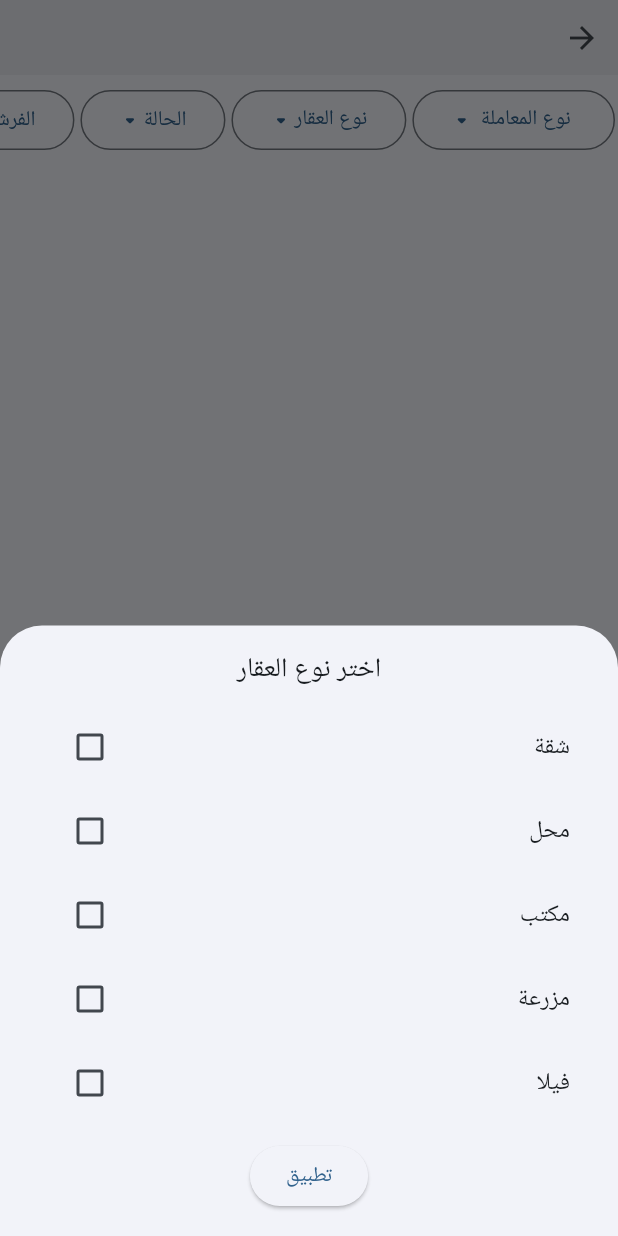
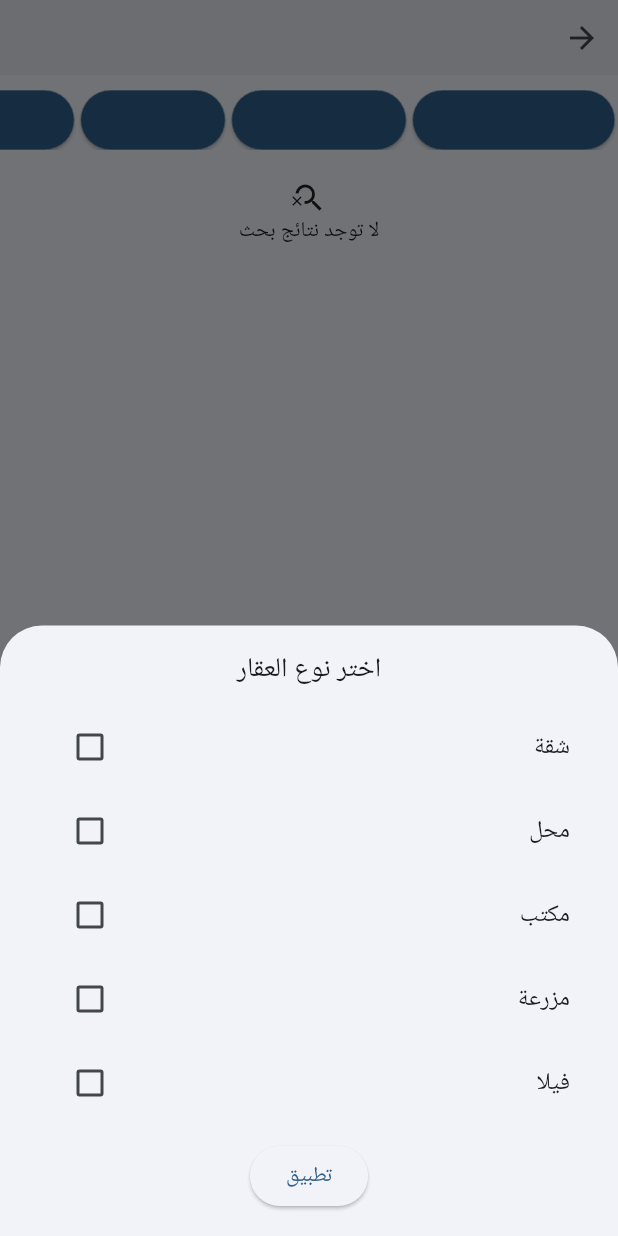
Before and after one commit to Alkhalel-Mosque/aqaraty, a Flutter app: the SearchScreen screen opened directly with empty values, after a tap on "نوع العقار", on a phone screen of 412 x 824 dp. Run offline on Flutter 3.47's test engine with Material 3 defaults, Android fonts, the phone set to English and light mode, and no system bars; our stand-ins replace equatable, flutter_riverpod, fluttertoast, parse_server_sdk_flutter; accounts and stored records are empty; network calls fail.

Commit message:
test_filter

```diff
--- a/lib/components/filter_button.dart
+++ b/lib/components/filter_button.dart
@@ -19,9 +19,16 @@ class FilterButtonTile<T> extends StatelessWidget {
 
   @override
   Widget build(BuildContext context) {
+    final theme = Theme.of(context);
+    final isSelected = selectedValues.isNotEmpty;
     return Padding(
       padding: const EdgeInsets.symmetric(horizontal: 2),
-      child: OutlinedButton(
+      child: ElevatedButton(
+        style: ElevatedButton.styleFrom(
+            side: const BorderSide(color: Colors.white, width: 0.3),
+            backgroundColor: isSelected
+                ? const Color.fromARGB(47, 68, 137, 255)
+                : theme.primaryColor),
         onPressed: () {
           showModalBottomSheet(
             context: context,
@@ -73,7 +80,7 @@ class FilterButtonTile<T> extends StatelessWidget {
           children: [
             2.getWidthSizedBox,
             Text(title),
-            Icon(Icons.arrow_drop_down_rounded),
+            const Icon(Icons.arrow_drop_down_rounded),
           ],
         ),
       ),
--- a/lib/components/int_filter_button.dart
+++ b/lib/components/int_filter_button.dart
@@ -1,4 +1,5 @@
 // components/int_range_filter_button.dart
+import 'package:aqaraty/extensions/extension.dart';
 import 'package:flutter/material.dart';
 
 class IntRangeFilterButton extends StatelessWidget {
@@ -17,8 +18,19 @@ class IntRangeFilterButton extends StatelessWidget {
 
   @override
   Widget build(BuildContext context) {
-    return OutlinedButton(
-      child: Text(title),
+    final theme = Theme.of(context);
+    final bool isSelected = initialMin != null || initialMax != null;
+    return ElevatedButton(
+      style: ElevatedButton.styleFrom(
+          side: const BorderSide(color: Colors.white, width: 0.3),
+          backgroundColor: isSelected
+              ? const Color.fromARGB(47, 68, 137, 255)
+              : theme.primaryColor),
+      child: Row(children: [
+        2.getWidthSizedBox,
+        Text(title),
+        const Icon(Icons.arrow_drop_down_rounded),
+      ]),
       onPressed: () {
         final minController = TextEditingController(
             text: initialMin != null ? initialMin.toString() : '');
--- a/lib/components/search_bar.dart
+++ b/lib/components/search_bar.dart
@@ -1,4 +1,5 @@
 import 'package:aqaraty/components/filter_button.dart';
+import 'package:aqaraty/models/real_estate.dart';
 import 'package:aqaraty/pages/search_page.dart';
 import 'package:aqaraty/router/router.dart';
 import 'package:flutter/material.dart';
@@ -13,6 +14,7 @@ class CustomSearchBar<T> extends StatelessWidget {
     this.leading,
     this.trailing,
     this.resultBuilder,
+    required this.allEstates,
   });
   final List<T> Function(dynamic)? onSearch;
   final String hint;
@@ -21,6 +23,7 @@ class CustomSearchBar<T> extends StatelessWidget {
   final Widget? leading;
   final Widget? trailing;
   final Widget Function(BuildContext, int, T)? resultBuilder;
+  final List<T> allEstates;
 
   @override
   Widget build(BuildContext context) {
@@ -34,6 +37,7 @@ class CustomSearchBar<T> extends StatelessWidget {
         onTap: () {
           context.myPush(
             SearchScreen<T>(
+              allEstates: allEstates,
               onSearch: onSearch,
               hint: hint,
               resultBuilder: resultBuilder,
--- a/lib/pages/search_page.dart
+++ b/lib/pages/search_page.dart
@@ -1,31 +1,53 @@
-import 'package:aqaraty/components/filter_button.dart';
 import 'package:aqaraty/components/my_list_filter.dart';
-import 'package:aqaraty/enums/enums.dart';
+import 'package:aqaraty/models/real_estate.dart';
 import 'package:flutter/material.dart';
+import 'package:flutter_riverpod/flutter_riverpod.dart';
 
-class SearchScreen<T> extends StatefulWidget {
+class SearchScreen<T> extends ConsumerStatefulWidget {
   const SearchScreen({
     super.key,
     this.onSearch,
     required this.hint,
     this.resultBuilder,
+    required this.allEstates,
   });
+
   final String hint;
   final List<T> Function(dynamic)? onSearch;
   final Widget Function(BuildContext, int, T)? resultBuilder;
+  final List<T> allEstates;
+
   @override
-  State<SearchScreen<T>> createState() => _SearchScreenState<T>();
+  ConsumerState<SearchScreen<T>> createState() => _SearchScreenState<T>();
 }
 
-class _SearchScreenState<T> extends State<SearchScreen<T>> {
+class _SearchScreenState<T> extends ConsumerState<SearchScreen<T>> {
+  final TextEditingController _controller = TextEditingController();
+
+  List<T> filteredList = [];
   List<T> result = [];
 
-  final TextEditingController _controller = TextEditingController();
+  void updateResult() {
+    final searchQuery = _controller.text.toLowerCase();
+
+    setState(() {
+      if (searchQuery.isEmpty) {
+        result = filteredList;
+      }
+    });
+  }
+
+  @override
+  void initState() {
+    super.initState();
+    filteredList = widget.allEstates;
+    result = widget.allEstates;
+  }
+
   @override
   Widget build(BuildContext context) {
     return Scaffold(
       body: Column(
-        crossAxisAlignment: CrossAxisAlignment.center,
         children: [
           Container(
             decoration: BoxDecoration(
@@ -40,9 +62,9 @@ class _SearchScreenState<T> extends State<SearchScreen<T>> {
                     child: TextField(
                       autofocus: true,
                       controller: _controller,
-                      onChanged: (value) {
+                      onChanged: (_) {
                         setState(() {
-                          result = widget.onSearch?.call(value) ?? [];
+                          updateResult();
                         });
                       },
                       decoration: InputDecoration(
@@ -54,10 +76,8 @@ class _SearchScreenState<T> extends State<SearchScreen<T>> {
                   if (_controller.text.isNotEmpty)
                     IconButton(
                       onPressed: () {
-                        setState(() {
-                          _controller.clear();
-                          result = [];
-                        });
+                        _controller.clear();
+                        updateResult();
                       },
                       icon: const Icon(Icons.close),
                     ),
@@ -65,10 +85,20 @@ class _SearchScreenState<T> extends State<SearchScreen<T>> {
               ),
             ),
           ),
-          const SizedBox(
+          SizedBox(
             height: 50,
             child: Padding(
-                padding: EdgeInsets.only(top: 10), child: MyListFilter()),
+              padding: const EdgeInsets.only(top: 10),
+              child: MyListFilter(
+                allEstates: widget.allEstates.cast<RealEstate>(),
+                onFilterChanged: (filtered) {
+                  setState(() {
+                    filteredList = filtered.cast<T>();
+                  });
+                  updateResult();
+                },
+              ),
+            ),
           ),
           if (result.isNotEmpty)
             Padding(
@@ -78,20 +108,32 @@ class _SearchScreenState<T> extends State<SearchScreen<T>> {
           if (result.isEmpty && _controller.text.isNotEmpty)
             const Padding(
               padding: EdgeInsets.all(20),
-              child: Icon(Icons.data_array),
+              child: Column(
+                children: [
+                  Icon(Icons.search_off),
+                  Text("لا توجد نتائج بحث"),
+                ],
+              ),
             ),
-          if (result.isEmpty && _controller.text.isNotEmpty)
-            const Text("لاتوجد نتائج بحث"),
           Expanded(
-            child: ListView.separated(
-              padding: EdgeInsets.zero,
-              separatorBuilder: (context, index) =>
-                  const Divider(height: 1, endIndent: 10, indent: 10),
-              itemBuilder: (context, index) =>
-                  widget.resultBuilder?.call(context, index, result[index]),
-              itemCount: result.length,
-            ),
-          ),
+              child: result.isEmpty
+                  ? const Padding(
+                      padding: EdgeInsets.all(20),
+                      child: Column(
+                        children: [
+                          Icon(Icons.search_off),
+                          Text("لا توجد نتائج بحث"),
+                        ],
+                      ),
+                    )
+                  : ListView.separated(
+                      padding: EdgeInsets.zero,
+                      separatorBuilder: (context, index) =>
+                          const Divider(height: 1, endIndent: 10, indent: 10),
+                      itemBuilder: (context, index) => widget.resultBuilder
+                          ?.call(context, index, result[index]),
+                      itemCount: result.length,
+                    )),
         ],
       ),
     );
```
Also changed, not shown: lib/components/boolen_filter.dart (+14 -2 lines), lib/components/my_list_filter.dart (+96 -21 lines), lib/models/real_estate2.dart (added, +8 -0 lines), lib/pages/home_page.dart (+8 -1 lines).
